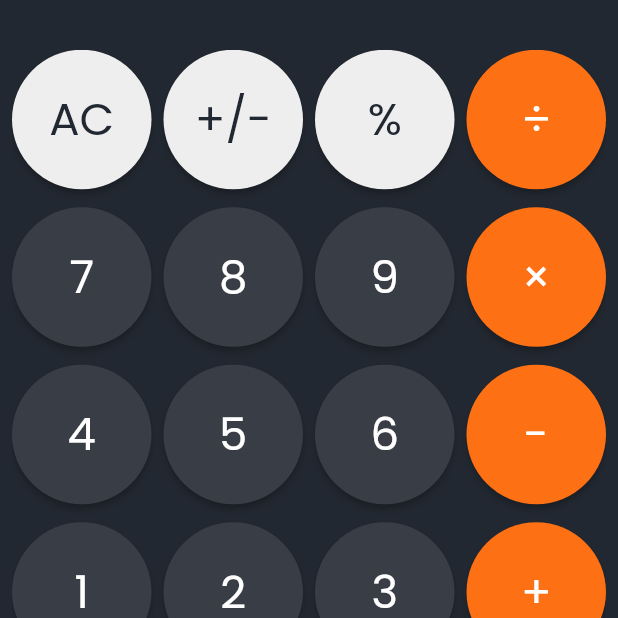
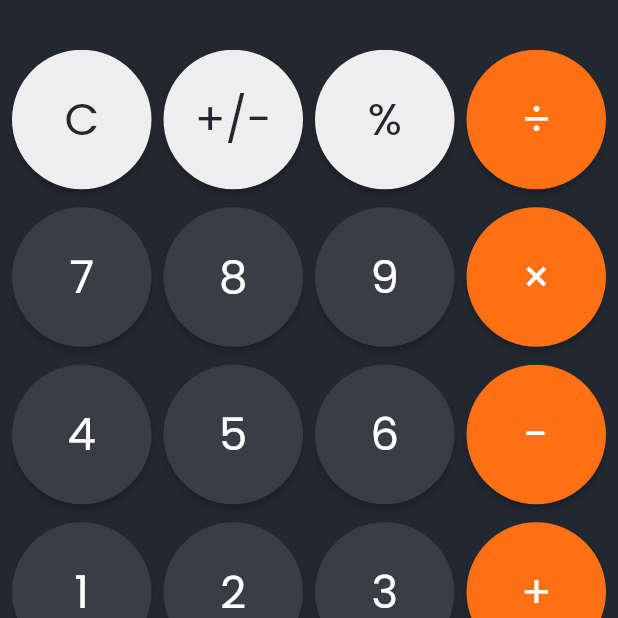
Before and after one commit to NichoAdhyatma/calculator-app, a Flutter app: the screen it shows after launch, after a tap on "+/-", on a phone screen of 412 x 824 dp, the part 362-980 px from its top. Run offline on Flutter 3.47's test engine with Material 2 defaults, Android fonts, the phone set to English and light mode, and no system bars; our stand-ins replace get, google_fonts, math_expressions.

Commit message:
refactoring-2

```diff
--- a/lib/calculator_layout.dart
+++ b/lib/calculator_layout.dart
@@ -1,10 +1,8 @@
-import 'package:calculator_app/constants/button_list.dart';
-import 'package:calculator_app/controller/calculator_controller.dart';
 import 'package:calculator_app/theme.dart';
 import 'package:calculator_app/widgets/calculator_button_grid.dart';
+import 'package:calculator_app/widgets/number_container.dart';
 import 'package:calculator_app/widgets/row_button.dart';
 import 'package:flutter/material.dart';
-import 'package:get/get.dart';
 
 import 'constants/const.dart';
 
@@ -39,28 +37,9 @@ class _CalculatorLayoutState extends State<CalculatorLayout> {
                   ),
                 ),
               ),
-              Flexible(
+              const Flexible(
                 flex: 3,
-                child: ListView(
-                  children: [
-                    Container(
-                      padding: const EdgeInsets.symmetric(
-                          horizontal: 16.0, vertical: 8.0),
-                      constraints: const BoxConstraints(
-                          minHeight: 200, maxHeight: double.infinity),
-                      alignment: Alignment.bottomRight,
-                      child: Obx(() {
-                        var numText = calculatorC.number.value;
-                        return Text(
-                          numText,
-                          style: TextStyle(
-                              fontSize: numText.length > 20 ? 35 : 54),
-                          softWrap: true,
-                        );
-                      }),
-                    ),
-                  ],
-                ),
+                child: NumberContainer(),
               ),
               const Flexible(
                 flex: 7,
--- a/lib/constants/const.dart
+++ b/lib/constants/const.dart
@@ -1,4 +1,3 @@
-
 import 'package:get/get.dart';
 import '../controller/calculator_controller.dart';
 
--- a/lib/widgets/calculator_button.dart
+++ b/lib/widgets/calculator_button.dart
@@ -1,4 +1,7 @@
+import 'package:calculator_app/constants/const.dart';
+import 'package:calculator_app/theme.dart';
 import 'package:flutter/material.dart';
+import 'package:get/get.dart';
 
 class CalculatorButton extends StatelessWidget {
   const CalculatorButton({
@@ -19,10 +22,17 @@ class CalculatorButton extends StatelessWidget {
     return ElevatedButton(
       onPressed: onPress,
       style: style,
-      child: Text(
-        label,
-        style: color != null ? TextStyle(color: color) : null,
-      ),
+      child: label.contains('A')
+          ? Obx(
+              () => Text(
+                calculatorC.number.value != '0' ? "C" : label,
+                style: TextStyle(color: primaryColor),
+              ),
+            )
+          : Text(
+              label,
+              style: color != null ? TextStyle(color: color) : null,
+            ),
     );
   }
 }
--- /dev/null
+++ b/lib/widgets/number_container.dart
@@ -0,0 +1,34 @@
+import 'package:flutter/material.dart';
+import 'package:get/get_state_manager/src/rx_flutter/rx_obx_widget.dart';
+
+import '../constants/const.dart';
+
+class NumberContainer extends StatelessWidget {
+  const NumberContainer({
+    super.key,
+  });
+
+  @override
+  Widget build(BuildContext context) {
+    return ListView(
+      children: [
+        Container(
+          padding: const EdgeInsets.symmetric(
+              horizontal: 16.0, vertical: 8.0),
+          constraints: const BoxConstraints(
+              minHeight: 200, maxHeight: double.infinity),
+          alignment: Alignment.bottomRight,
+          child: Obx(() {
+            var numText = calculatorC.number.value;
+            return Text(
+              numText,
+              style: TextStyle(
+                  fontSize: numText.length > 20 ? 35 : 54),
+              softWrap: true,
+            );
+          }),
+        ),
+      ],
+    );
+  }
+}
```
